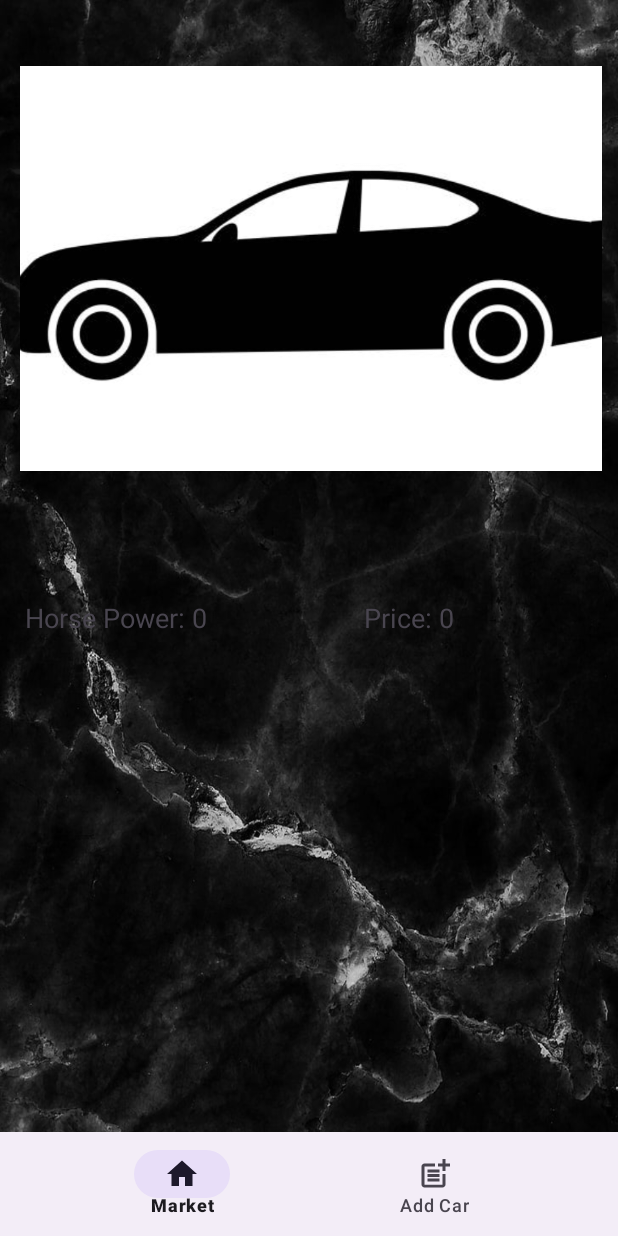
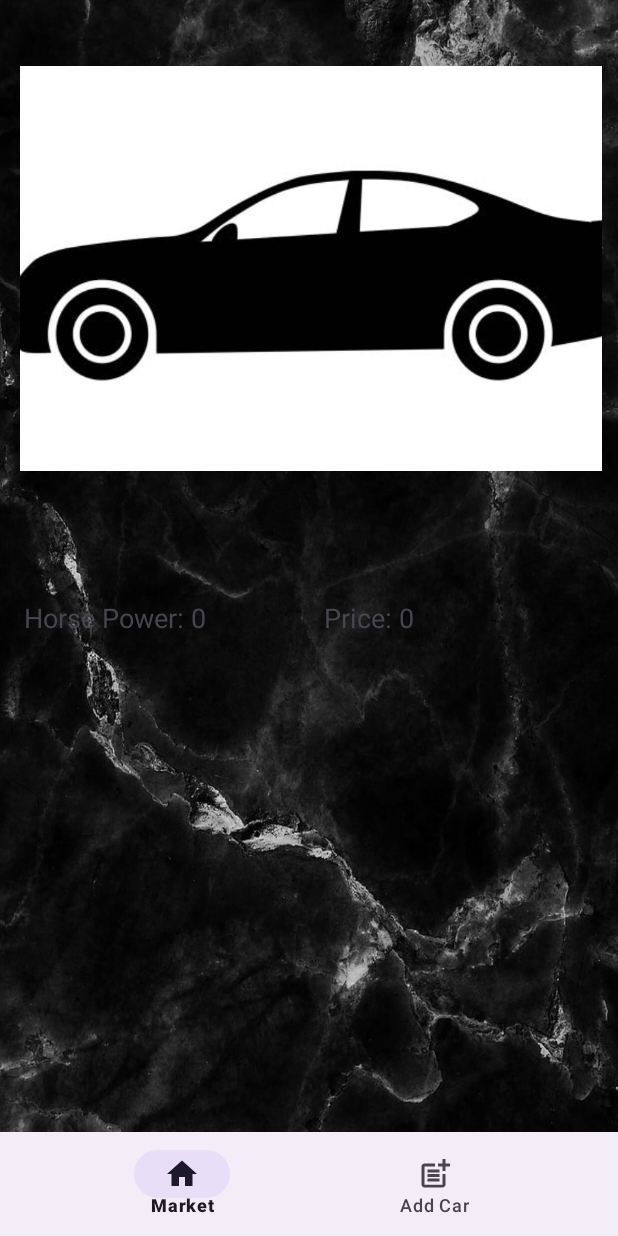
Before and after one commit to ItsTender/CarSLN, an Android app: the fragment InfoFragment placed in its activity, on a phone screen of 412 x 824 dp. Run offline under Robolectric (Android 15) with nearby library versions, the phone set to English and light mode, and no system bars; our stand-ins replace Firebase (no records; nobody signed in at launch, a user with empty details on screens opened directly), Picasso; libraries missing offline, so code that uses them is left out: org.checkerframework.common; 4 statements that could not run were skipped.

Commit message:
App Enhancements...

```diff
--- a/app/src/main/res/layout/fragment_all_cars.xml
+++ b/app/src/main/res/layout/fragment_all_cars.xml
@@ -15,7 +15,7 @@
         <androidx.recyclerview.widget.RecyclerView
             android:id="@+id/RecyclerCars"
             android:layout_width="409dp"
-            android:layout_height="750dp"
+            android:layout_height="775dp"
             android:layout_marginTop="111dp"
             android:layout_marginEnd="4dp"
             app:layout_constraintBottom_toBottomOf="parent"
--- a/app/src/main/res/layout/fragment_info.xml
+++ b/app/src/main/res/layout/fragment_info.xml
@@ -44,7 +44,7 @@
 
         <TextView
             android:id="@+id/tvHP"
-            android:layout_width="150dp"
+            android:layout_width="180dp"
             android:layout_height="30dp"
             android:layout_marginStart="16dp"
             android:layout_marginTop="387dp"
@@ -54,12 +54,13 @@
             android:textSize="18sp"
             app:layout_constraintBottom_toBottomOf="parent"
             app:layout_constraintEnd_toEndOf="parent"
+            app:layout_constraintHorizontal_bias="0.0"
             app:layout_constraintStart_toStartOf="parent"
             app:layout_constraintTop_toTopOf="parent" />
 
         <TextView
             android:id="@+id/tvPrice"
-            android:layout_width="150dp"
+            android:layout_width="180dp"
             android:layout_height="30dp"
             android:layout_marginStart="242dp"
             android:layout_marginTop="387dp"
@@ -69,6 +70,7 @@
             android:textSize="18sp"
             app:layout_constraintBottom_toBottomOf="parent"
             app:layout_constraintEnd_toEndOf="parent"
+            app:layout_constraintHorizontal_bias="0.9"
             app:layout_constraintStart_toStartOf="parent"
             app:layout_constraintTop_toTopOf="parent" />
     </androidx.constraintlayout.widget.ConstraintLayout>
```
